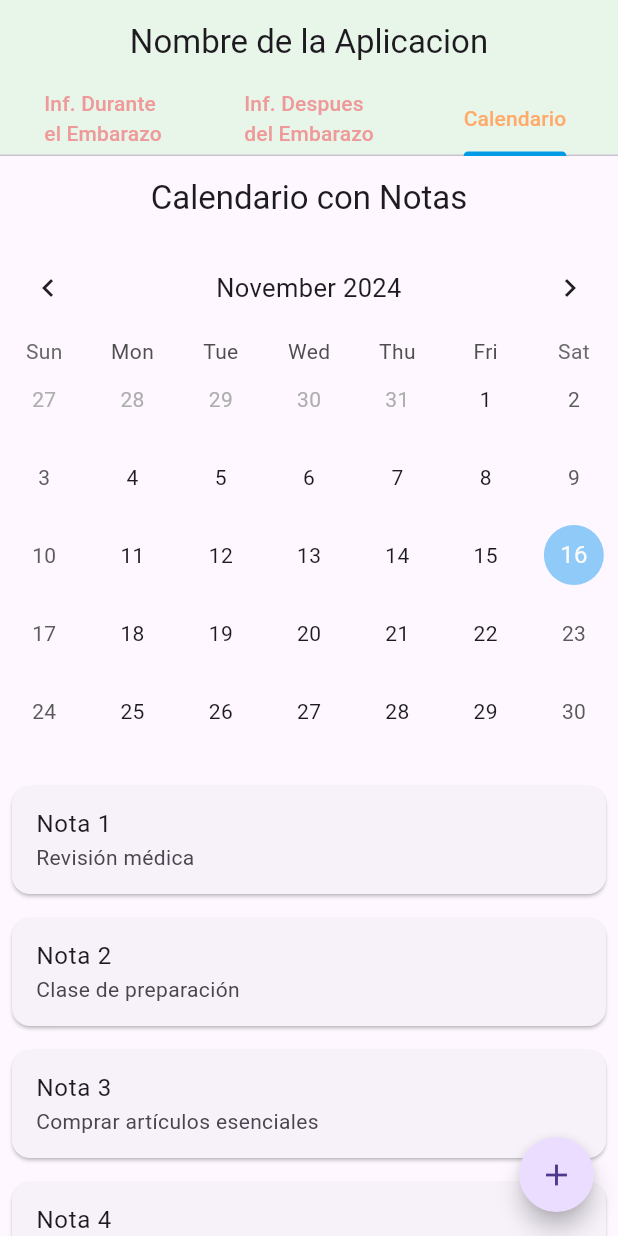
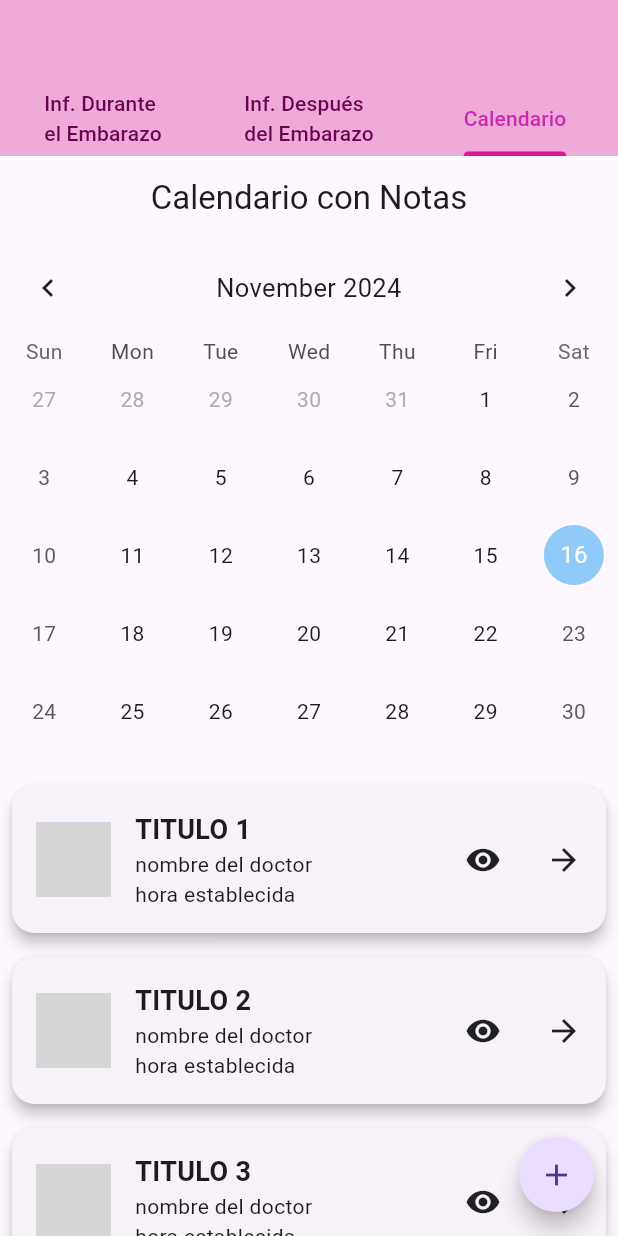
Before and after one commit to edithandrade0301/proyecto_programacion_movil, a Flutter app: the screen it shows after launch, tab 3 chosen, on a phone screen of 412 x 824 dp. Run offline on Flutter 3.47's test engine with Material 3 defaults, Android fonts, the phone set to English and light mode, and no system bars; drawn by our look-alikes of flutter_speed_dial, table_calendar; network calls fail; grey boxes are pictures that could not be loaded.

Commit message:
cambio grafico en cards

```diff
--- a/lib/main.dart
+++ b/lib/main.dart
@@ -16,7 +16,7 @@ class MyApp extends StatelessWidget {
   Widget build(BuildContext context) {
     return const MaterialApp(
       title: 'Flutter Demo',
-      home: MyHomePage(title: 'Nombre de la Aplicacion'),
+      home: MyHomePage(title: ''),
     );
   }
 }
@@ -32,7 +32,7 @@ class MyHomePage extends StatefulWidget {
 
 class _MyHomePageState extends State<MyHomePage> {
   @override
-  Widget build(BuildContext context){
+  Widget build(BuildContext context) {
     return MaterialApp(
         home: DefaultTabController(
             length: 3,
@@ -40,32 +40,28 @@ class _MyHomePageState extends State<MyHomePage> {
               appBar: AppBar(
                 title: Text(widget.title),
                 centerTitle: true,
-            backgroundColor: Colors.green[50],
-            bottom: TabBar(
-              indicatorColor: Colors.lightBlue[600],
-              unselectedLabelColor: Colors.red[200],
-              labelColor: const Color.fromARGB(255, 255, 170, 106),
-              tabs: const [
+                backgroundColor: const Color.fromARGB(255, 240, 170, 216),
+                bottom: const TabBar(
+                    indicatorColor:  Color.fromARGB(255, 221, 19, 154),
+                    unselectedLabelColor:  Color.fromARGB(255, 104, 4, 79),
+                    labelColor:  Color.fromARGB(255, 202, 41, 175),
+                    tabs: [
                       Tab(text: 'Inf. Durante\nel Embarazo'),
-                Tab(text: 'Inf. Despues\ndel Embarazo'),
-
+                      Tab(text: 'Inf. Después\ndel Embarazo'),
                       Tab(text: 'Calendario')
-              ]),
+                    ]
                   ),
-          body: TabBarView(
-            children: [
+              ),
+              body: TabBarView(children: [
+                Container(
+                  color: Colors.pink[50],
+                  child: const InfoDuranteTab(),
+                ),
                 Container(
                   color: Colors.lightBlue[50],
-                child: InfoDuranteTab(),
+                  child: const InfoDespuesTab(),
                 ),
-              Container(
-                color: Colors.pink[50],
-                child: InfoDespuesTab(),
-              ),
-              Container(
-                color: Colors.yellow[50],
-                child: CalendarioTab()
-              )
+                Container(color: Colors.yellow[50], child: const CalendarioTab())
               ]
             ),
               floatingActionButton: const MiFAB(),
@@ -75,46 +71,61 @@ class _MyHomePageState extends State<MyHomePage> {
   }
 }
 
-class InfoDuranteTab extends StatelessWidget{
+class InfoDuranteTab extends StatelessWidget {
   const InfoDuranteTab({super.key});
 
-  Widget getInfo(BuildContext context, int index){
-    return Card( //cambiar la card por la de edith incluyendo el $index
+  Widget getInfo(BuildContext context, int index) {
+    return Card(
+        //cambiar la card por la de edith incluyendo el $index
+        margin: const EdgeInsets.symmetric(
+            horizontal: 16, vertical: 8), // Espaciado entre tarjetas
+        shape: RoundedRectangleBorder(
+          borderRadius: BorderRadius.circular(15), // Bordes redondeados
+        ),
+        elevation: 4, // Sombra
         child: Padding(
-        padding: const EdgeInsets.all(8),
+            padding: const EdgeInsets.all(16), // Espacio interno
             child:
-          Row(mainAxisAlignment: MainAxisAlignment.spaceBetween,
-          children: [
-            Row(
-              children: [
+                Row(crossAxisAlignment: CrossAxisAlignment.center, children: [
+              // Imagen
               const Image(
-                  image: NetworkImage('https://i.pinimg.com/236x/32/5a/37/325a37769e88d1414d5ce1343f732024.jpg'),
-                  height: 50,
-                  width: 50,
-                  fit: BoxFit.cover),
-                  const SizedBox(width: 20),
-                  Column(
-                    mainAxisAlignment: MainAxisAlignment.start,
+                image: NetworkImage(
+                    'https://i.pinimg.com/236x/32/5a/37/325a37769e88d1414d5ce1343f732024.jpg'),
+                height: 110,
+                width: 70,
+                fit: BoxFit.cover,
+              ),
+              const SizedBox(width: 16), // Espacio entre la imagen y el texto
+              // Texto en una columna
+              Expanded(
+                child: Column(
                   crossAxisAlignment: CrossAxisAlignment.start,
                   children: [
                     Text(
-                        'Mes $index'
+                      'Mes $index',
+                      style: const TextStyle(
+                        fontSize: 18,
+                        fontWeight: FontWeight.bold,
                       ),
-                      const SizedBox(height: 3),
+                    ),
+                    const SizedBox(
+                        height: 8), // Espacio entre título y descripción
                     const Text(
-                        'Lorem Epsum Indicare'
+                      'Lorem Ipsum is simply dummy text of the printing and typesetting industry. Lorem Ipsum has been the industry',
+                      style: TextStyle(fontSize: 14),
+                      softWrap: true, // Permite saltos de línea automáticos
+                      overflow: TextOverflow.clip, // Evita cortes de texto
+                      textAlign: TextAlign.justify, // Texto justificado
                     ),
                   ],
-                )
-              ],
                 ),
+              ),
+              const SizedBox(width: 16),
               GestureDetector(
                   child: const Icon(Icons.arrow_forward),
-              onTap: (){
-                Navigator.push(
-                  context,
-                  MaterialPageRoute(builder: (context) => Perfil())
-                );
+                  onTap: () {
+                    Navigator.push(context,
+                        MaterialPageRoute(builder: (context) => const Perfil()));
                   }
                 ) //que redirija a una pagina blanca
             ]
@@ -124,57 +135,73 @@ class InfoDuranteTab extends StatelessWidget{
   }
 
   @override
-  Widget build(BuildContext context){
+  Widget build(BuildContext context) {
     return ListView.builder(
       padding: const EdgeInsets.all(1),
-      itemCount: 12,// a futuro se cambiara por el lenght de la base de datos (la tabla que contenga la info correspondiente)
-      itemBuilder: (BuildContext context, int index){
-        return getInfo(context, index+1);
+      itemCount:
+          9, // a futuro se cambiara por el lenght de la base de datos (la tabla que contenga la info correspondiente)
+      itemBuilder: (BuildContext context, int index) {
+        return getInfo(context, index + 1);
       },
     );
   }
 }
 
-class InfoDespuesTab extends StatelessWidget{
+class InfoDespuesTab extends StatelessWidget {
   const InfoDespuesTab({super.key});
 
-  Widget getInfo(BuildContext context, int index){
-    return Card(//cambiar la card por la de edith incluyendo el $index
+  Widget getInfo(BuildContext context, int index) {
+    return Card(
+        //cambiar la card por la de edith incluyendo el $index
+        margin: const EdgeInsets.symmetric(
+            horizontal: 16, vertical: 8), // Espaciado entre tarjetas
+        shape: RoundedRectangleBorder(
+          borderRadius: BorderRadius.circular(15), // Bordes redondeados
+        ),
+        elevation: 4, // Sombra
         child: Padding(
-        padding: const EdgeInsets.all(8),
+            padding: const EdgeInsets.all(16), // Espacio interno
             child:
-          Row(mainAxisAlignment: MainAxisAlignment.spaceBetween,
-          children: [
-            Row(
-              children: [
+                Row(crossAxisAlignment: CrossAxisAlignment.center, children: [
+              // Imagen
               const Image(
-                  image: NetworkImage('https://i.pinimg.com/236x/32/5a/37/325a37769e88d1414d5ce1343f732024.jpg'),
-                  height: 50,
-                  width: 50,
-                  fit: BoxFit.cover),
-                  const SizedBox(width: 20),
-                  Column(
-                    mainAxisAlignment: MainAxisAlignment.start,
+                image: NetworkImage(
+                    'https://i.pinimg.com/236x/32/5a/37/325a37769e88d1414d5ce1343f732024.jpg'),
+                height: 110,
+                width: 70,
+                fit: BoxFit.cover,
+              ),
+              const SizedBox(width: 16), // Espacio entre la imagen y el texto
+              // Texto en una columna
+              Expanded(
+                child: Column(
                   crossAxisAlignment: CrossAxisAlignment.start,
                   children: [
                     Text(
-                        'Tema del Embarazo $index'
+                      'TEMA $index',
+                      style: const TextStyle(
+                        fontSize: 18,
+                        fontWeight: FontWeight.bold,
                       ),
-                      const SizedBox(height: 3),
+                    ),
+                    const SizedBox(
+                        height: 8), // Espacio entre título y descripción
                     const Text(
-                        'Lorem Epsum Indicare'
+                      'Lorem Ipsum is simply dummy text of the printing and typesetting industry. Lorem Ipsum has been the industry',
+                      style: TextStyle(fontSize: 14),
+                      softWrap: true, // Permite saltos de línea automáticos
+                      overflow: TextOverflow.clip, // Evita cortes de texto
+                      textAlign: TextAlign.justify, // Texto justificado
                     ),
                   ],
-                )
-              ],
                 ),
+              ),
+              const SizedBox(width: 16),
               GestureDetector(
                   child: const Icon(Icons.arrow_forward),
-              onTap: (){
-                Navigator.push(
-                  context,
-                  MaterialPageRoute(builder: (context) => Perfil())
-                );
+                  onTap: () {
+                    Navigator.push(context,
+                        MaterialPageRoute(builder: (context) => const Perfil()));
                   }
                 ) //que redirija a una pagina blanca
             ]
@@ -184,12 +211,12 @@ class InfoDespuesTab extends StatelessWidget{
   }
 
   @override
-  Widget build(BuildContext context){
+  Widget build(BuildContext context) {
     return ListView.builder(
         padding: const EdgeInsets.all(1),
-      itemCount: 12, // a futuro se cambiara por el lenght de la base de datos (la tabla que contenga la info correspondiente)
-      itemBuilder: (BuildContext context, int index){
-        return getInfo(context, index+1);
+        itemCount: 4, // a futuro se cambiara por el lenght de la base de datos (la tabla que contenga la info correspondiente)
+        itemBuilder: (BuildContext context, int index) {
+          return getInfo(context, index + 1);
         }
       );
   }
@@ -211,7 +238,8 @@ class _CalendarioTabState extends State<CalendarioTab> {
   void initState() {
     super.initState();
     //Esto a futuro usar la base de datos que dara el ing, solo para fines practicos ahora
-    _notas = [ //el tamaño del string indica cual es la cantidad de notas
+    _notas = [
+      //el tamaño del string indica cual es la cantidad de notas
       'Revisión médica',
       'Clase de preparación',
       'Comprar artículos esenciales',
@@ -267,7 +295,7 @@ class _CalendarioTabState extends State<CalendarioTab> {
               padding: const EdgeInsets.symmetric(horizontal: 8.0),
               itemCount: _notas.length, // Cambiar por datos dinamicos de la base de datos en un futuro
               itemBuilder: (BuildContext context, int index) {
-                return _buildNoteCard(context, index);
+                return _buildNoteCard(context, index+1);
               },
             ),
           ),
@@ -279,24 +307,87 @@ class _CalendarioTabState extends State<CalendarioTab> {
   // Card de nota
   Widget _buildNoteCard(BuildContext context, int index) {
     return Card(
-      margin: const EdgeInsets.symmetric(vertical: 8.0),
-      child: ListTile(
-        title: Text('Nota ${index + 1}'),
-        subtitle: Text(_notas[index]),
+        //cambiar la card por la de edith incluyendo el $index
+        margin: const EdgeInsets.symmetric(vertical: 8), // Espaciado entre tarjetas
+        shape: RoundedRectangleBorder(
+          borderRadius: BorderRadius.circular(15), // Bordes redondeados
         ),
+        elevation: 4, // Sombra
+        child: Padding(
+            padding: const EdgeInsets.all(16), // Espacio interno
+            child:
+                Row(crossAxisAlignment: CrossAxisAlignment.center, children: [
+              // Imagen
+              const Image(
+                image: NetworkImage(
+                    'https://i.pinimg.com/236x/32/5a/37/325a37769e88d1414d5ce1343f732024.jpg'),
+                height: 50,
+                width: 50,
+                fit: BoxFit.cover,
+              ),
+              const SizedBox(width: 16), // Espacio entre la imagen y el texto
+              // Texto en una columna
+              Expanded(
+                child: Column(
+                  crossAxisAlignment: CrossAxisAlignment.start,
+                  children: [
+                    Text(
+                      'TITULO $index',
+                      style: const TextStyle(
+                        fontSize: 18,
+                        fontWeight: FontWeight.bold,
+                      ),
+                    ),
+                    const Text(
+                      'nombre del doctor',
+                      style: TextStyle(fontSize: 14),
+                      softWrap: true, // Permite saltos de línea automáticos
+                      overflow: TextOverflow.clip, // Evita cortes de texto
+                      textAlign: TextAlign.justify, // Texto justificado
+                    ),
+
+
+                    const Text(
+                      'hora establecida',
+                      style: TextStyle(fontSize: 14),
+                      softWrap: true, // Permite saltos de línea automáticos
+                      overflow: TextOverflow.clip, // Evita cortes de texto
+                      textAlign: TextAlign.justify, // Texto justificado
+                    ),
+                  ],
+                ),
+              ),
+              const SizedBox(width: 16),
+              GestureDetector(
+                  child: const Icon(Icons.remove_red_eye),
+                  onTap: () {
+                   // Navigator.push(context,
+                        //MaterialPageRoute(builder: (context) => const Perfil()));
+                  }
+                ), //que redirija a una pagina blanca de ojito
+
+                const SizedBox(width: 30),
+              GestureDetector(
+                  child: const Icon(Icons.arrow_forward),
+                  onTap: () {
+                   // Navigator.push(context,
+                       // MaterialPageRoute(builder: (context) => const Perfil()));
+                  }
+                )
+            ]
+          )
+        )
       );
   }
 }
 
-
-
-class MiFAB extends StatelessWidget{
-
+class MiFAB extends StatelessWidget {
   const MiFAB({super.key});
 
   @override
-  Widget build(BuildContext context){
-    return SpeedDial( //dejar solo la opcion de la camara
+  Widget build(BuildContext context) {
+    return SpeedDial(
+        //dejar solo la opcion de la camara
         icon: Icons.add,
         buttonSize: const Size(50, 50),
         activeIcon: Icons.close,
@@ -321,7 +412,7 @@ class MiFAB extends StatelessWidget{
                 'Crear Recordatorio de Cita',
                 style: TextStyle(fontSize: 20),
               ),
-          onTap: (){
+              onTap: () {
                 Navigator.push(
                     context,
                     MaterialPageRoute(
@@ -334,13 +425,11 @@ class MiFAB extends StatelessWidget{
                 'Crear Nota de Cuidado',
                 style: TextStyle(fontSize: 20),
               ),
-          onTap: (){
+              onTap: () {
                 Navigator.push(
                     context,
                     MaterialPageRoute(
-                builder: (context) => const CrearNotaForm()
-              )
-            );
+                        builder: (context) => const CrearNotaForm()));
               }
             )
         ]
```
Lines whose indentation alone changed are shown as unchanged.
